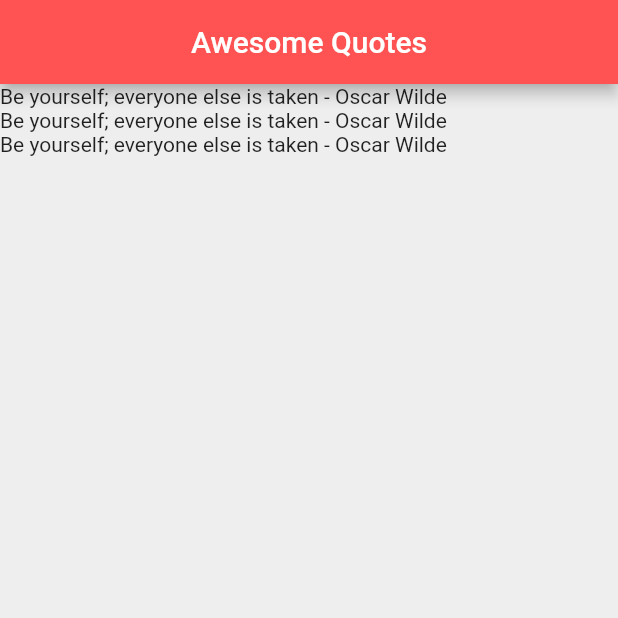
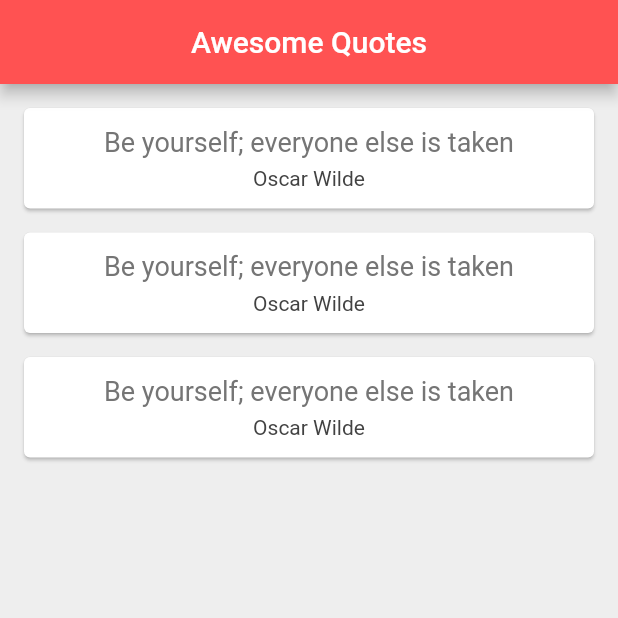
Before and after one commit to Adithya2018/Flutter-Tutorial-for-beginners, a Flutter app: the screen it shows after launch, on a phone screen of 412 x 824 dp, the top half of it. Run offline on Flutter 3.47's test engine with Material 2 defaults, Android fonts, the phone set to English and light mode, and no system bars.

Commit message:
#19 Cards

```diff
--- a/list_of_data/lib/main.dart
+++ b/list_of_data/lib/main.dart
@@ -18,6 +18,39 @@ class _QuoteListState extends State<QuoteList> {
     Quote(author: 'Oscar Wilde', text: 'Be yourself; everyone else is taken')
   ];
 
+  Widget quoteTemplate(quote){
+    return Card(
+      margin: EdgeInsets.fromLTRB(16, 16, 16, 0),
+      child: Padding(
+        padding: const EdgeInsets.all(12.0),
+        child: Column(
+          crossAxisAlignment: CrossAxisAlignment.stretch,
+          children: <Widget>[
+            Center(
+              child: Text(
+                quote.text,
+                style: TextStyle(
+                  fontSize: 18.0,
+                  color: Colors.grey[600],
+                ),
+              ),
+            ),
+            SizedBox(height: 6.0),
+            Center(
+              child: Text(
+                quote.author,
+                style: TextStyle(
+                  fontSize: 14.0,
+                  color: Colors.grey[800]
+                ),
+              ),
+            ),
+          ],
+        ),
+      ),
+    );
+  }
+
   @override
   Widget build(BuildContext context) {
     return Scaffold(
@@ -29,7 +62,8 @@ class _QuoteListState extends State<QuoteList> {
       ),
 
       body: Column(
-        children: quotes.map((quote) => Text('${quote.text} - ${quote.author}')).toList(),
+        // children: quotes.map((quote) => Text('${quote.text} - ${quote.author}')).toList(),
+        children: quotes.map((quote) => quoteTemplate(quote)).toList(),
       ),
     );
   }
```
